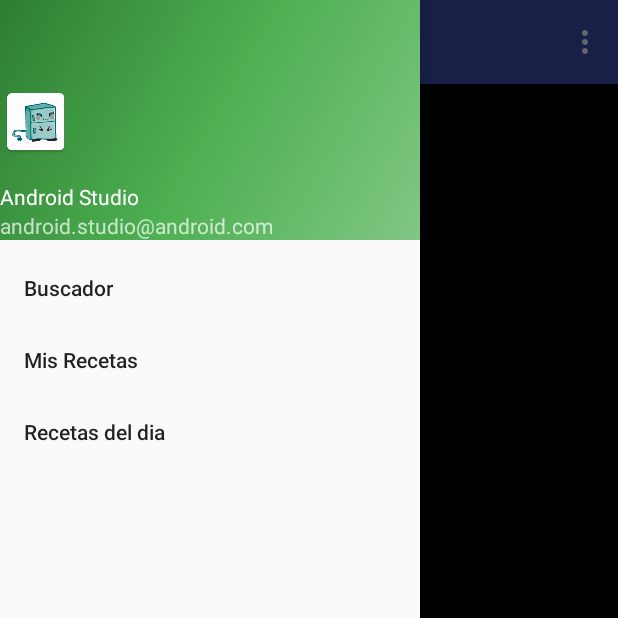
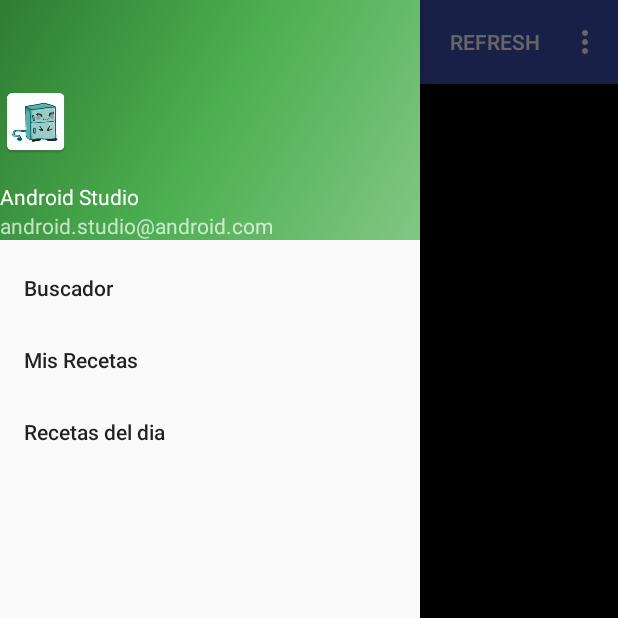
Before and after one commit to meirinf/MiNevera1, an Android app: the screen it shows after launch (MainActivity), with the side drawer open, on a phone screen of 412 x 824 dp, the top half of it. Run offline under Robolectric (Android 15) with nearby library versions, the phone set to English and light mode, and no system bars; pictures from the network do not load.

Commit message:
Añadido el refresh cambiada un poco la parte del xml

```diff
--- a/app/src/main/java/layout/FragmentRecetasImpl.java
+++ b/app/src/main/java/layout/FragmentRecetasImpl.java
@@ -8,6 +8,9 @@ import android.support.annotation.Nullable;
 import android.support.v4.app.Fragment;
 import android.util.Log;
 import android.view.LayoutInflater;
+import android.view.Menu;
+import android.view.MenuInflater;
+import android.view.MenuItem;
 import android.view.View;
 import android.view.ViewGroup;
 import android.widget.AdapterView;
@@ -47,8 +50,35 @@ public class FragmentRecetasImpl extends Fragment {
     public void onStart() {
         super.onStart();
         //Cada vez que se ejecuta descargamos las recetas
-        descargarRecetas();
+        DescargarRecetas descargarRecetas = new DescargarRecetas();
+       descargarRecetas.execute();    // Y lo ejecutamos
 
+    }
+    @Override
+    public boolean onOptionsItemSelected(MenuItem item) {
+        // Handle action bar item clicks here. The action bar will
+        // automatically handle clicks on the Home/Up button, so long
+        // as you specify a parent activity in AndroidManifest.xml.
+        int id = item.getItemId();
+
+        //noinspection SimplifiableIfStatement
+        if (id == R.id.action_refresh) {
+
+            items.clear();
+
+            DescargarRecetas descargarRecetas = new DescargarRecetas();
+            descargarRecetas.execute();
+            return true;
+        }
+        return super.onOptionsItemSelected(item);
+    }
+
+
+    @Override
+    public void onCreateOptionsMenu(Menu menu, MenuInflater inflater){ //Afegim una opcio "Refresh" al menu del fragment
+        super.onCreateOptionsMenu(menu, inflater);
+
+        inflater.inflate(R.menu.menurecetas, menu);
     }
 
 
@@ -90,6 +120,7 @@ public class FragmentRecetasImpl extends Fragment {
 
     }
 
+
     class RefreshAsyncTask extends AsyncTask<Void, Void, ArrayList<Receta>> {
 
         @Override
@@ -115,5 +146,13 @@ public class FragmentRecetasImpl extends Fragment {
 
         }
     }
+    class DescargarRecetas extends AsyncTask {
+        @Override
+        protected Object doInBackground(Object[] params) {
+            descargarRecetas();
+            return null;
+        }
+    }
+
 
 }
--- /dev/null
+++ b/app/src/main/res/menu/menurecetas.xml
@@ -0,0 +1,9 @@
+<?xml version="1.0" encoding="utf-8"?>
+<menu xmlns:android="http://schemas.android.com/apk/res/android"
+    xmlns:app="http://schemas.android.com/apk/res-auto"
+    xmlns:tools="http://schemas.android.com/tools" tools:context=".Noticias">
+       <item
+           android:id="@+id/action_refresh"
+           app:showAsAction="ifRoom"
+           android:title="Refresh"></item>
+</menu>
```
Also changed, not shown: app/src/main/java/layout/FragmentMisRecetas.java (+0 -40 lines), app/src/main/res/layout/recetas_row.xml (+4 -3 lines).
